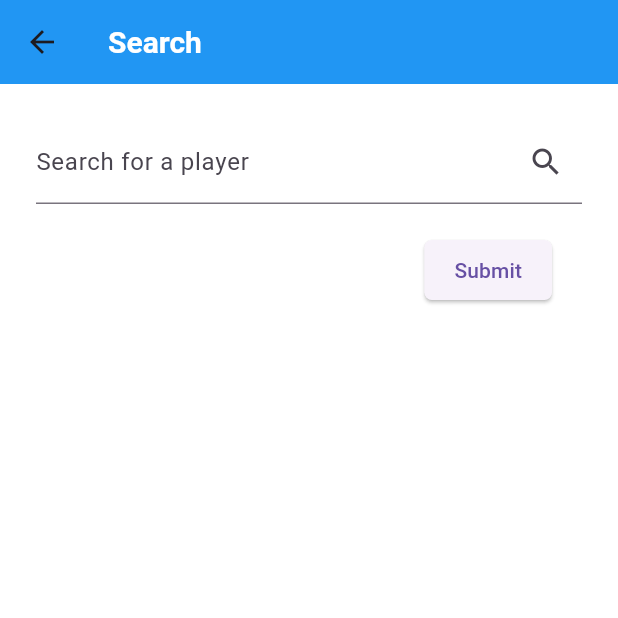
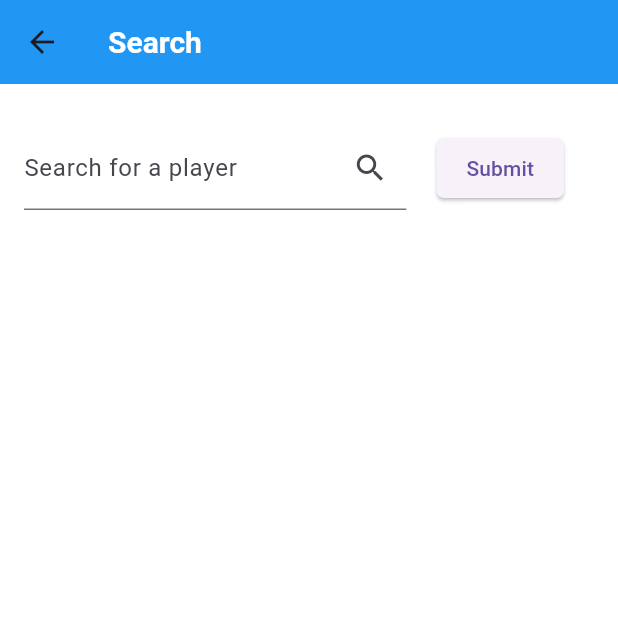
Before and after one commit to TompyxP/dmit-2504-course-project-TompyxP, a Flutter app: the SearchView screen opened directly, after a tap on "Submit", on a phone screen of 412 x 824 dp, the top half of it. Run offline on Flutter 3.47's test engine with Material 3 defaults, Android fonts, the phone set to English and light mode, and no system bars; our stand-ins replace sqflite; accounts and stored records are empty; network calls fail.

Commit message:
styling changes to account for landscape layout

```diff
--- a/pinball_pal/lib/views/search.dart
+++ b/pinball_pal/lib/views/search.dart
@@ -79,10 +79,9 @@ class SearchViewState extends State<SearchView> {
           children: [
             Form(
             key: formKey,
-            child: Padding(
-              padding: const EdgeInsets.all(8.0),
-              child: Column(
-                children: [
+            child:
+            Row(children: [
+              Expanded(child:
                   TextFormField(
                     controller: textEditingController,
                     decoration: InputDecoration(
@@ -94,10 +93,11 @@ class SearchViewState extends State<SearchView> {
                       searchQuery = value;
                     },
                   ),
+              ),
                   Align(
                       alignment: Alignment.centerRight,
                       child: Padding(
-                        padding: EdgeInsets.all(20),
+                        padding: EdgeInsets.symmetric(horizontal: 20, vertical: 16),
                         child: ElevatedButton(
                           style: ButtonStyle(
                               shape: MaterialStateProperty.all(
@@ -109,6 +109,7 @@ class SearchViewState extends State<SearchView> {
                                   EdgeInsets.only(
                                       top: 5, bottom: 5, left: 20, right: 20))),
                           onPressed: () {
+                              FocusManager.instance.primaryFocus?.unfocus();
                               formKey.currentState!.save();
                               setState(() {
                                 searchQuery = textEditingController.text;
@@ -119,9 +120,8 @@ class SearchViewState extends State<SearchView> {
                         ),
                       ))
                 ],
-              ),
+              )
             ),
-          ),
             FutureBuilder<SearchResultModel>(
                 future: searchResults,
                 builder: (BuildContext context, snapshot) {
@@ -142,7 +142,6 @@ class SearchViewState extends State<SearchView> {
                                       ),
                                       trailing: ElevatedButton(
                                         onPressed: () {
-
                                           if (playerOneId != 0 && pvpSearch) {
                                             Navigator.push(
                                               context,
@@ -178,7 +177,7 @@ class SearchViewState extends State<SearchView> {
                 }),
           ],
         ),
-      ),
+      )
     );
   }
 }
```
Also changed, not shown: pinball_pal/lib/views/player.dart (+8 -3 lines).
